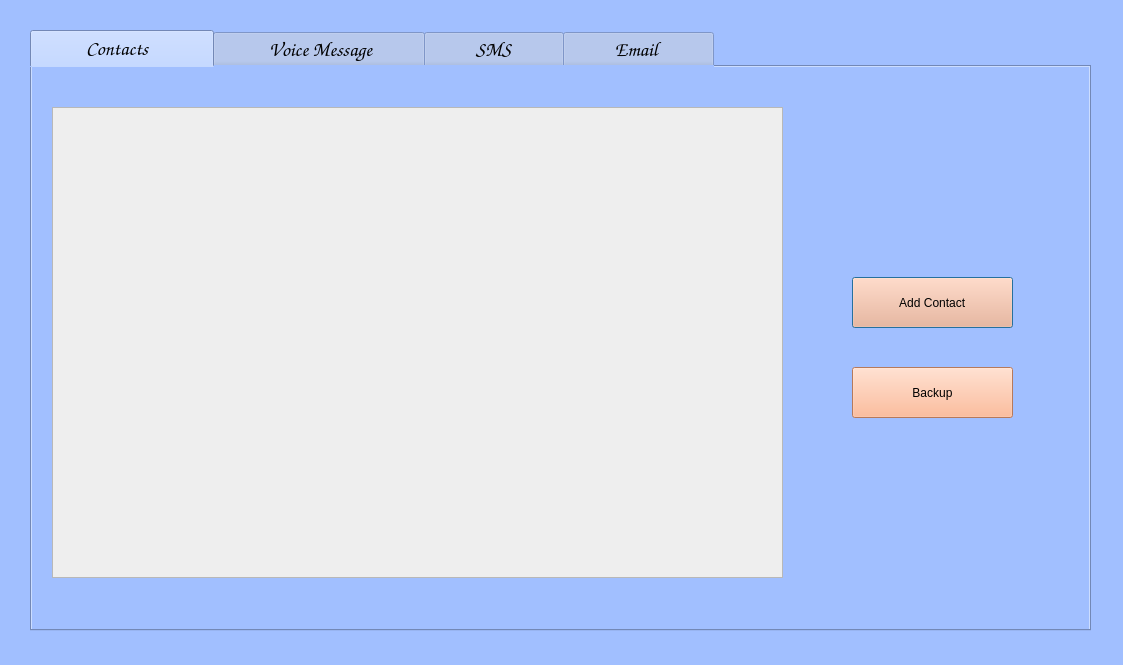
Qt form phonebook/phonebook.ui (SumanKanrar-IEM/VIRTUAL-PHONE) before a commit.
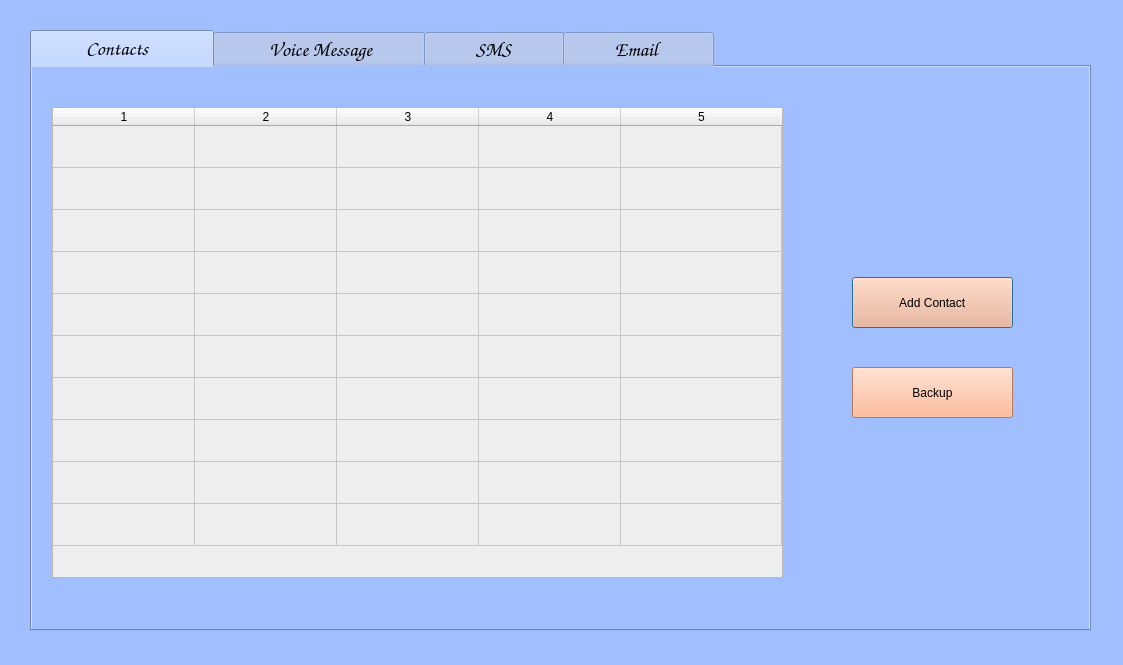
The same form after that commit. Icons and pictures are not drawn.

Commit message: Created table in the contacts tab in phonebook

```diff
--- a/phonebook/phonebook.ui
+++ b/phonebook/phonebook.ui
@@ -116,9 +116,54 @@
           <height>471</height>
          </rect>
         </property>
+        <property name="font">
+         <font>
+          <family>Arial</family>
+          <pointsize>10</pointsize>
+          <weight>9</weight>
+          <italic>false</italic>
+          <bold>false</bold>
+         </font>
+        </property>
         <property name="styleSheet">
          <string notr="true">background-color: rgb(238, 238, 238);</string>
         </property>
+        <property name="rowCount">
+         <number>10</number>
+        </property>
+        <property name="columnCount">
+         <number>5</number>
+        </property>
+        <attribute name="horizontalHeaderDefaultSectionSize">
+         <number>142</number>
+        </attribute>
+        <attribute name="horizontalHeaderStretchLastSection">
+         <bool>true</bool>
+        </attribute>
+        <attribute name="verticalHeaderVisible">
+         <bool>false</bool>
+        </attribute>
+        <attribute name="verticalHeaderDefaultSectionSize">
+         <number>42</number>
+        </attribute>
+        <attribute name="verticalHeaderMinimumSectionSize">
+         <number>40</number>
+        </attribute>
+        <row/>
+        <row/>
+        <row/>
+        <row/>
+        <row/>
+        <row/>
+        <row/>
+        <row/>
+        <row/>
+        <row/>
+        <column/>
+        <column/>
+        <column/>
+        <column/>
+        <column/>
        </widget>
       </widget>
       <widget class="QWidget" name="tab_voicemsg">
```
Left out of the diff: 3 changed lines with no effect on the pictures. The commit also changes 4 other files.
